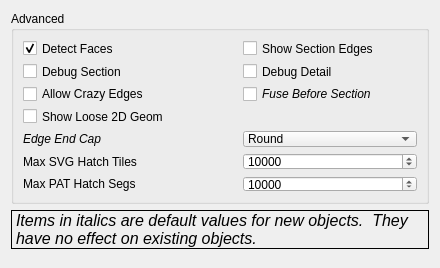
The window that src/Mod/TechDraw/Gui/DlgPrefsTechDraw4.ui (berndhahnebach/All_FreeCAD) describes before a commit, drawn with Qt 5.
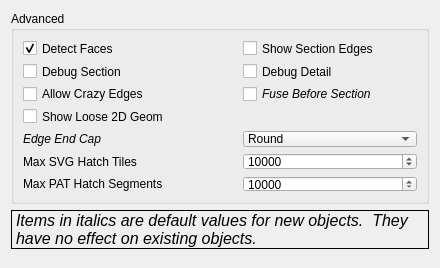
The same window after the commit. Custom widgets are drawn as their Qt base class.

What changed in the file:
```diff
--- a/src/Mod/TechDraw/Gui/DlgPrefsTechDraw4.ui
+++ b/src/Mod/TechDraw/Gui/DlgPrefsTechDraw4.ui
@@ -276,7 +276,7 @@
         <item row="6" column="0">
          <widget class="QLabel" name="label_2">
           <property name="text">
-           <string>Max PAT Hatch Segs</string>
+           <string>Max PAT Hatch Segments</string>
           </property>
          </widget>
         </item>
```
